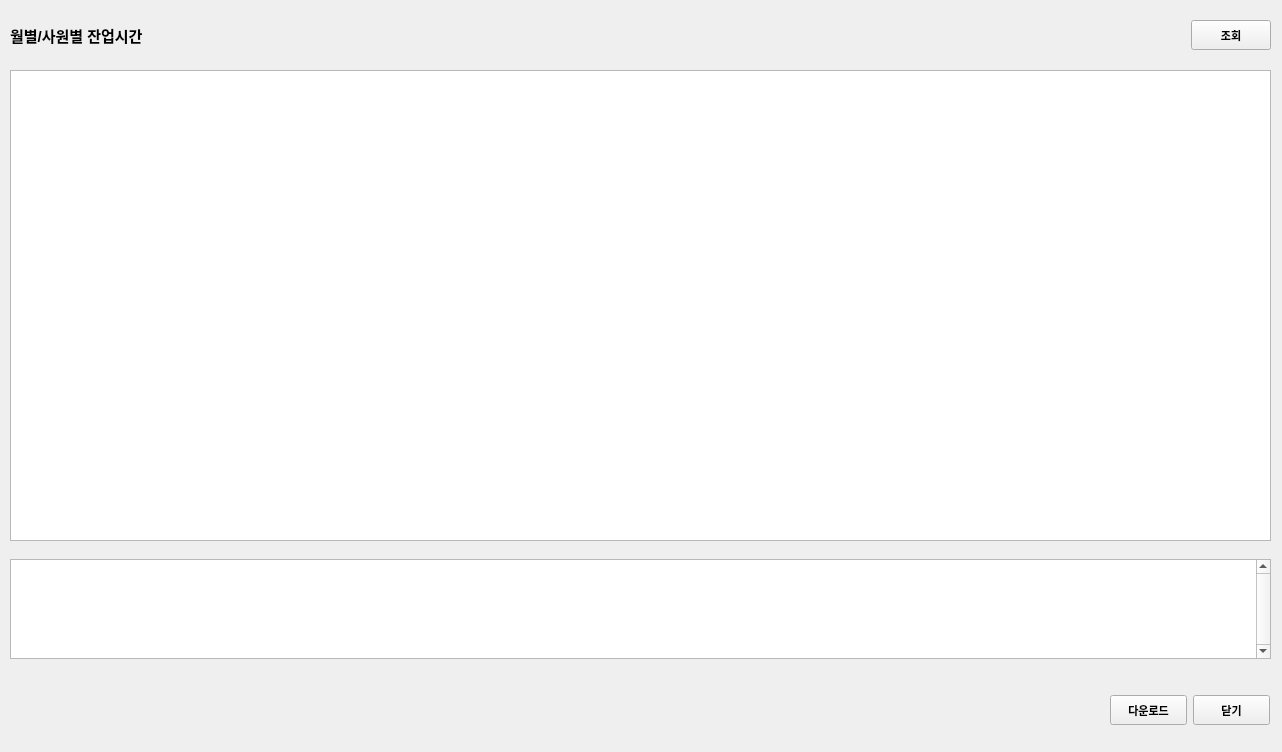
RaineyLee/dooch_mes_v1.2, file ui/emp_overtime_month.ui: the form before one commit.
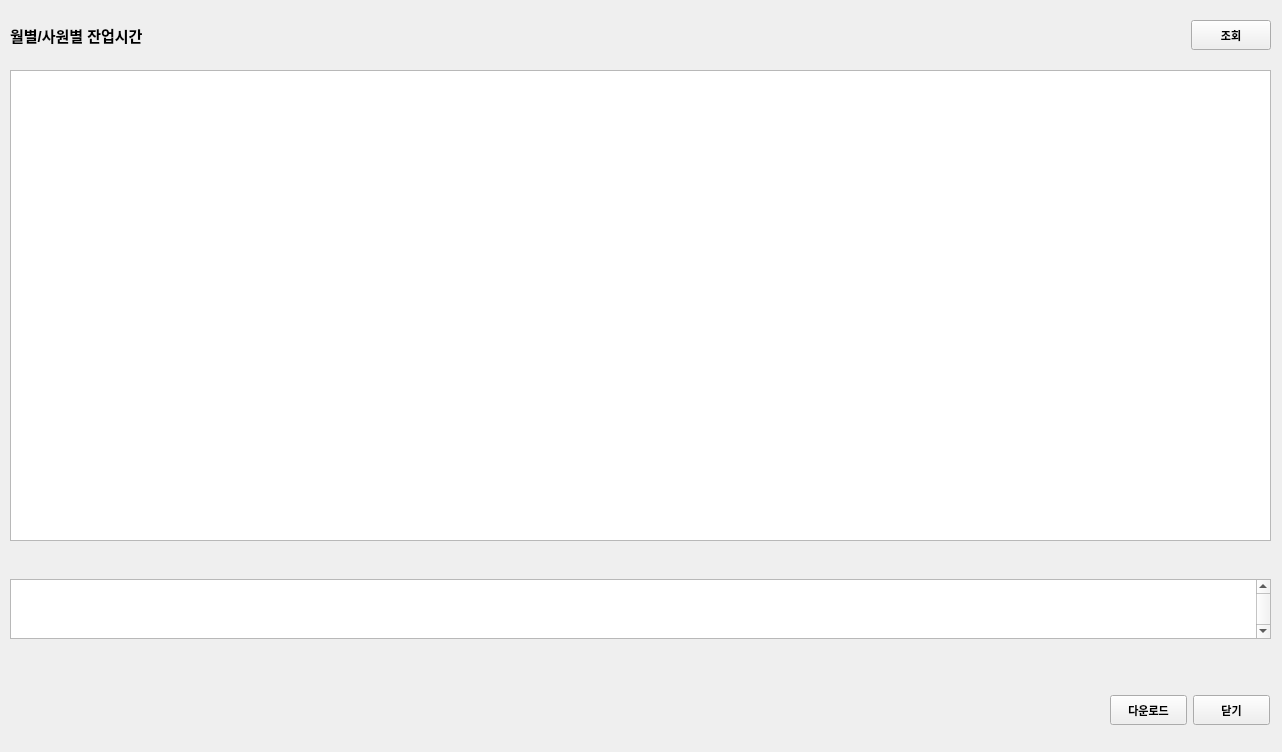
The form after the commit.

Patch:
```diff
--- a/ui/emp_overtime_month.ui
+++ b/ui/emp_overtime_month.ui
@@ -168,7 +168,7 @@
       <property name="maximumSize">
        <size>
         <width>16777215</width>
-        <height>100</height>
+        <height>60</height>
        </size>
       </property>
       <property name="verticalScrollBarPolicy">
```
